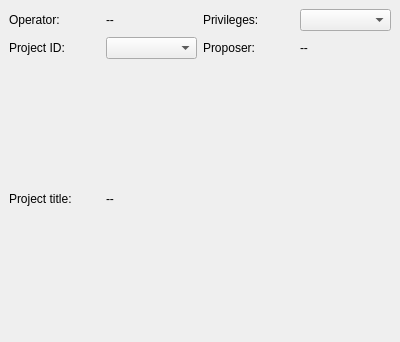
Old version of the form cct/qtgui/dockwidgets/accounting/accounting.ui in the repository awacha/cct.
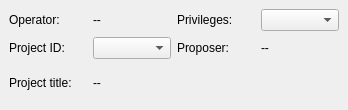
New version of the form.

Commit message: Dock widgets are now only closable (Non-floatable and non-movable)

Patch:
```diff
--- a/cct/qtgui/dockwidgets/accounting/accounting.ui
+++ b/cct/qtgui/dockwidgets/accounting/accounting.ui
@@ -6,8 +6,8 @@
    <rect>
     <x>0</x>
     <y>0</y>
-    <width>400</width>
-    <height>342</height>
+    <width>348</width>
+    <height>110</height>
    </rect>
   </property>
   <property name="sizePolicy">
@@ -16,6 +16,9 @@
     <verstretch>0</verstretch>
    </sizepolicy>
   </property>
+  <property name="features">
+   <set>QDockWidget::DockWidgetClosable</set>
+  </property>
   <property name="allowedAreas">
    <set>Qt::TopDockWidgetArea</set>
   </property>
```
The commit also changes 4 other files.
